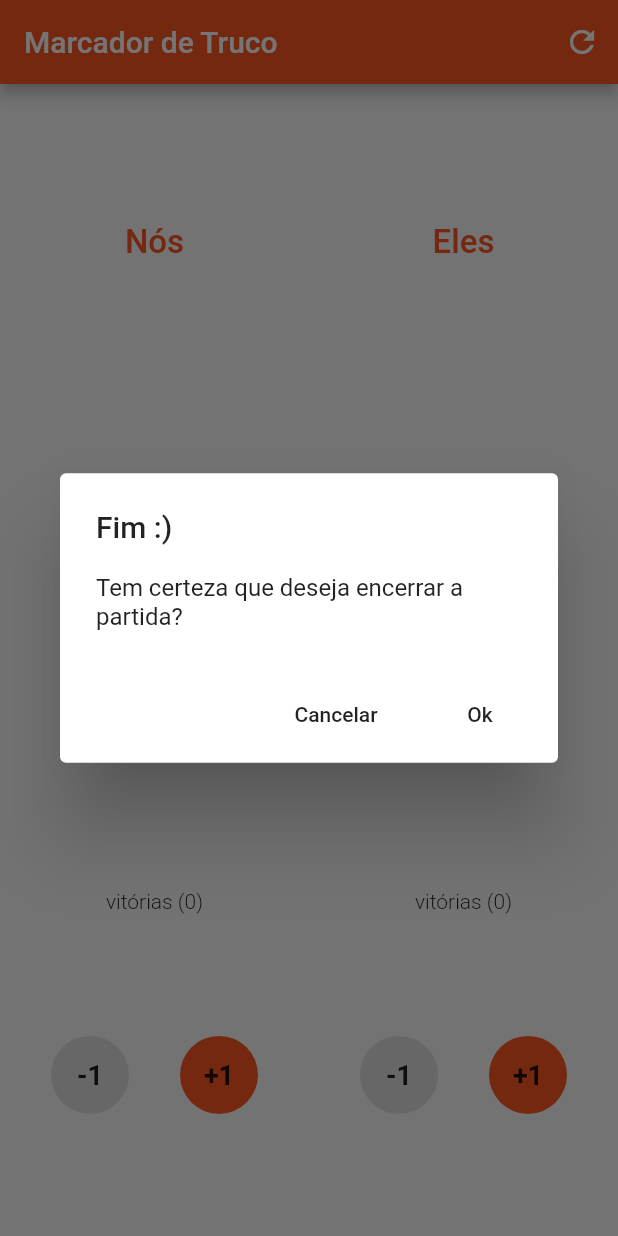
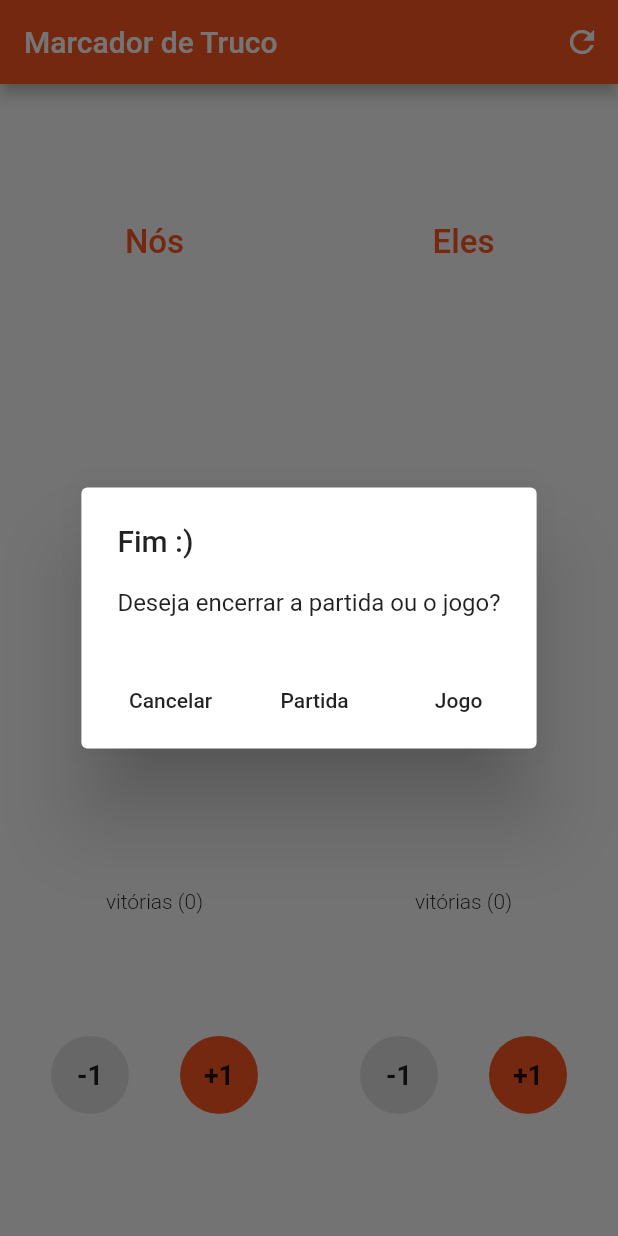
Before and after one commit to MayaraFreitas/Atividades-Flutter, a Flutter app: the screen it shows after launch, item 2 of the bottom bar chosen, after a tap on "+1", after a tap on the "refresh" icon, on a phone screen of 412 x 824 dp. Run offline on Flutter 3.47's test engine with Material 2 defaults, Android fonts, the phone set to English and light mode, and no system bars; our stand-ins replace flushbar, flutter_slidable, percent_indicator, sqflite; missing offline and left inert: screen; accounts and stored records are empty.

Commit message:
resetar jogo ou partida + manter tela sempre ligada

```diff
--- a/marcador_truco/lib/main.dart
+++ b/marcador_truco/lib/main.dart
@@ -1,7 +1,9 @@
 import 'package:flutter/material.dart';
 import 'package:marcador_truco/views/home_page.dart';
+import 'package:screen/screen.dart';
 
 void main() {
+  Screen.keepOn(true);
   runApp(MaterialApp(
     theme: ThemeData(primaryColor: Colors.deepOrange),
     debugShowCheckedModeBanner: false,
--- a/marcador_truco/lib/views/home_page.dart
+++ b/marcador_truco/lib/views/home_page.dart
@@ -14,7 +14,6 @@ class _HomePageState extends State<HomePage> {
 
   void _resetScore(Player player, bool resetVictories) {
     setState(() {
-      print("RESET");
       player.score = 0;
       player.victories = resetVictories ? 0 : player.victories;
     });
@@ -92,7 +91,7 @@ class _HomePageState extends State<HomePage> {
             ),
             actions: <Widget>[
               _buildCancelButton(),
-              _buildConfirmButton((){ setPlayerName(player); }),
+              _buildConfirmButton(action: (){ _setPlayerName(player); }, title: Text("OK")),
             ],
           ),
         );
@@ -157,17 +156,10 @@ class _HomePageState extends State<HomePage> {
                 _showDialog(
                   title: 'Fim de Jogo',
                   message: '${player.name} ganhou!',
-                  cancel: (){
-                    setState(() {
-                      player.score--;
-                    });
-                  },
-                  confirm: (){
-                    setState(() {
-                     player.victories++;
-                    });
-                    _resetPlayers(false);
-                  }
+                  actions: <Widget>[
+                    _buildConfirmButton(action: (){ setState(() { player.score--; });}, title: Text("Cancelar") ),
+                    _buildConfirmButton(action: (){ setState(() { player.victories++; }); _resetPlayers(false);}, title: Text("Ok") ),
+                  ],
                 );
               }
               else if(_playerOne.score == 11 && _playerTwo.score == 11){
@@ -200,7 +192,7 @@ class _HomePageState extends State<HomePage> {
     );
   }
 
-  void _showDialog({String title, String message, Function confirm, Function cancel}){
+  void _showDialog({String title, String message, List<Widget> actions}){
 
     showDialog(
       barrierDismissible: false,
@@ -209,12 +201,7 @@ class _HomePageState extends State<HomePage> {
         return AlertDialog(
           title: Text(title ?? ""),
           content: Text(message ?? ""),
-          actions: <Widget>[
-            _buildCancelButton(),
-            _buildConfirmButton((){
-              if(cancel != null) confirm();
-            }),
-          ],
+          actions: actions,
         );
       }
     );
@@ -230,9 +217,9 @@ class _HomePageState extends State<HomePage> {
     );
   }
 
-  Widget _buildConfirmButton(Function action){
+  Widget _buildConfirmButton({Function action, Text title}){
     return FlatButton(
-      child: Text("Ok"),
+      child: title,
       onPressed: (){
         setState(() {
           action();
@@ -242,7 +229,7 @@ class _HomePageState extends State<HomePage> {
     );
   }
 
-  void setPlayerName(Player player){
+  void _setPlayerName(Player player){
     player.name = _nameController.value.text;
   }
 
@@ -254,11 +241,13 @@ class _HomePageState extends State<HomePage> {
           onPressed: (){
             _showDialog(
               title: 'Fim :)',
-              message: 'Tem certeza que deseja encerrar a partida?',
-              confirm: (){
-                 _resetPlayers(true);
-              },
-              cancel: (){ }
+              message: 'Deseja encerrar a partida ou o jogo?',
+              actions:
+              <Widget>[
+                _buildCancelButton(),
+                _buildConfirmButton(action: (){ _resetPlayers(false);}, title: Text("Partida") ),
+                _buildConfirmButton(action: (){ _resetPlayers(true);}, title: Text("Jogo") ),
+              ]
             );
           },
           icon: Icon(Icons.refresh)
--- a/marcador_truco/pubspec.yaml
+++ b/marcador_truco/pubspec.yaml
@@ -23,6 +23,7 @@ dependencies:
   # The following adds the Cupertino Icons font to your application.
   # Use with the CupertinoIcons class for iOS style icons.
   cupertino_icons: ^0.1.2
+  screen: ^0.0.5
 
 dev_dependencies:
   flutter_test:
```
Also changed, not shown: marcador_truco/pubspec.lock.
